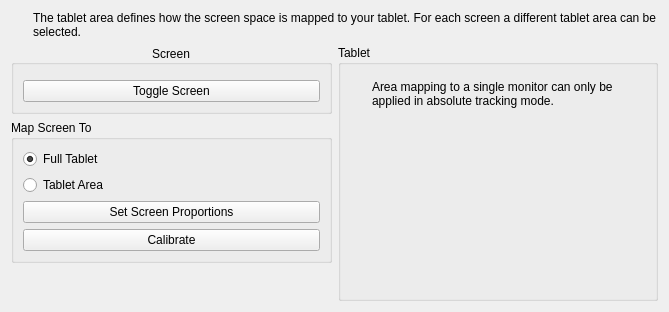
KDE/wacomtablet, file src/kcmodule/tabletareaselectionview.ui: the form before one commit.
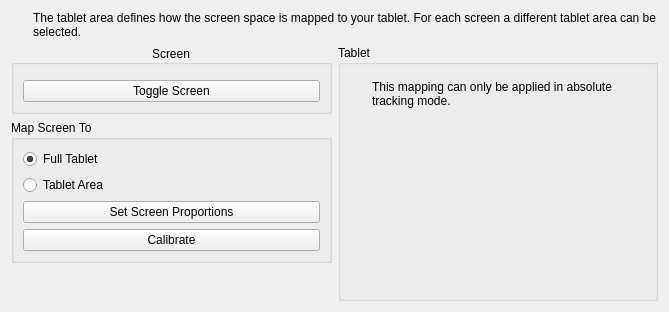
The form after the commit. Custom widgets are drawn as their Qt base class.

Commit message:
Fixed touch mapping warnings.
When using a touch device mapping which is only available in absolute
mode, a warning is now displayed. However this should be fixed
properly by disabling the controls. A warning is displayed for now as
it would take too many changes this close to release to fix it properly.
Also I'm not sure if this is a bug in the wacom driver.

```diff
--- a/src/kcmodule/tabletareaselectionview.ui
+++ b/src/kcmodule/tabletareaselectionview.ui
@@ -194,7 +194,7 @@
           <item>
            <widget class="QLabel" name="warningLabel">
             <property name="text">
-             <string>Area mapping to a single monitor can only be applied in absolute tracking mode.</string>
+             <string>This mapping can only be applied in absolute tracking mode.</string>
             </property>
             <property name="alignment">
              <set>Qt::AlignLeading|Qt::AlignLeft|Qt::AlignVCenter</set>
```
The commit also changes 11 other files.
